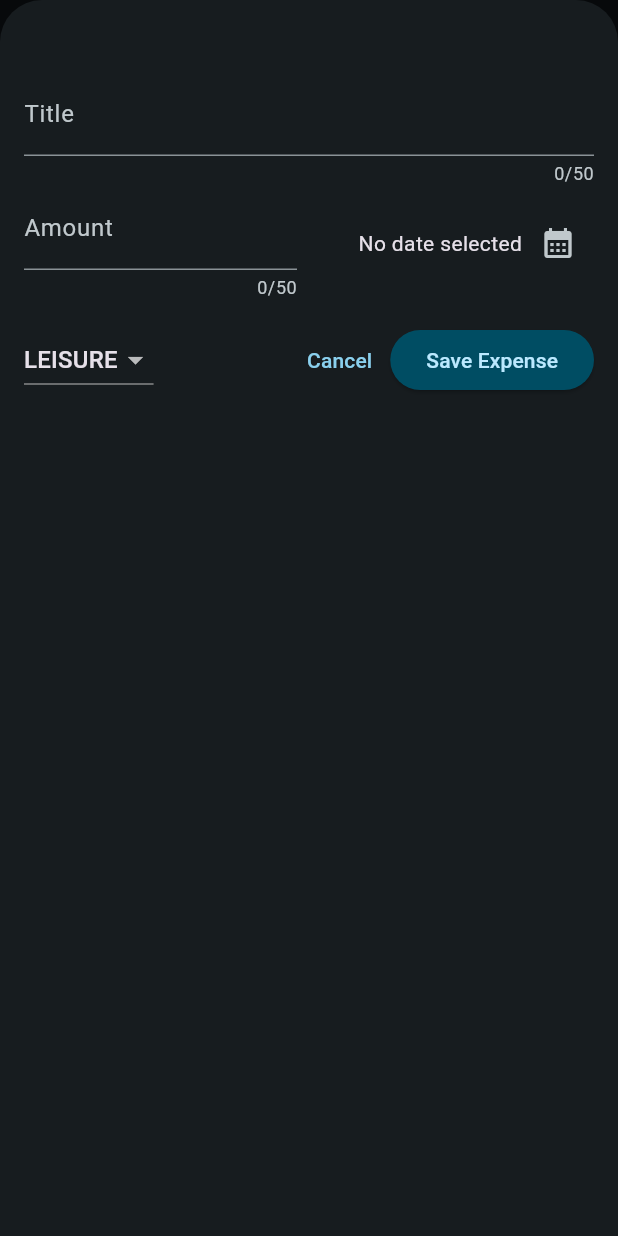
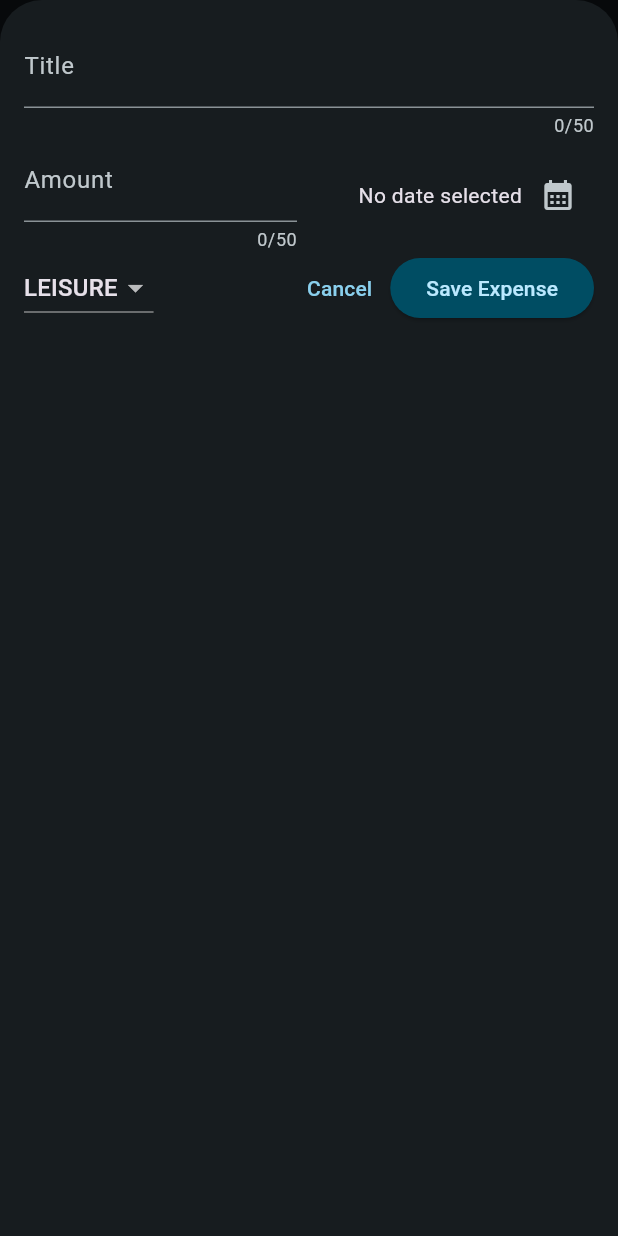
Before and after one commit to petyne404/flutter_expense_tracker, a Flutter app: the screen it shows after launch, after a tap on the "add" icon, on a phone screen of 412 x 824 dp. Run offline on Flutter 3.47's test engine with Material 3 defaults, Android fonts, the phone set to English and light mode, and no system bars.

Commit message:
final commit

```diff
--- a/lib/widgets/expenses.dart
+++ b/lib/widgets/expenses.dart
@@ -31,6 +31,7 @@ class _ExpensesState extends State<Expenses> {
 
   void _openAddExpenseOverlay() {
     showModalBottomSheet(
+      useSafeArea: true,
       isScrollControlled: true,
       context: context,
       builder: (ctx) => NewExpense(onAddExpense: _addExpense),
@@ -68,6 +69,7 @@ class _ExpensesState extends State<Expenses> {
 
   @override
   Widget build(BuildContext context) {
+    final width = MediaQuery.of(context).size.width;
     Widget mainContent = const Center(
       child: Text('No expenses found. Staart adding some!'),
     );
@@ -90,9 +92,20 @@ class _ExpensesState extends State<Expenses> {
         ],
       ),
       body: SafeArea(
-        child: Column(
-          children: [Chart(expenses: _registeredExpenses), Expanded(child: mainContent)],
-        ),
+        child:
+            width < 600
+                ? Column(
+                  children: [
+                    Chart(expenses: _registeredExpenses),
+                    Expanded(child: mainContent),
+                  ],
+                )
+                : Row(
+                  children: [
+                    Expanded(child: Chart(expenses: _registeredExpenses)),
+                    Expanded(child: mainContent),
+                  ],
+                ),
       ),
     );
   }
--- a/lib/widgets/new_expense.dart
+++ b/lib/widgets/new_expense.dart
@@ -76,15 +76,90 @@ class _NewExpenseState extends State<NewExpense> {
 
   @override
   Widget build(BuildContext context) {
-    return Padding(
-      padding: EdgeInsets.fromLTRB(16, 48, 16, 16),
+    final keyboardSpace = MediaQuery.of(context).viewInsets.bottom;
+    return LayoutBuilder(
+      builder: (ctx, constraints) {
+        final width = constraints.maxWidth;
+        return SizedBox(
+          height: double.infinity,
+          child: SingleChildScrollView(
+            child: Padding(
+              padding: EdgeInsets.fromLTRB(16, 16, 16, keyboardSpace + 16),
               child: Column(
                 children: [
+                  if (width >= 600)
+                    Row(
+                      crossAxisAlignment: CrossAxisAlignment.start,
+                      children: [
+                        Expanded(
+                          child: TextField(
+                            controller: _titleController,
+                            maxLength: 50,
+                            decoration: InputDecoration(label: Text('Title')),
+                          ),
+                        ),
+                        const SizedBox(width: 16),
+                        Expanded(
+                          child: TextField(
+                            controller: _amountContrller,
+                            maxLength: 50,
+                            keyboardType: TextInputType.number,
+                            decoration: InputDecoration(
+                              prefixText: '\$',
+                              label: Text('Amount'),
+                            ),
+                          ),
+                        ),
+                      ],
+                    )
+                  else
                     TextField(
                       controller: _titleController,
                       maxLength: 50,
                       decoration: InputDecoration(label: Text('Title')),
                     ),
+                  if (width > 600)
+                    Row(
+                      children: [
+                        DropdownButton(
+                          value: _selectedCategory,
+                          items:
+                              Category.values
+                                  .map(
+                                    (category) => DropdownMenuItem(
+                                      value: category,
+                                      child: Text(category.name.toUpperCase()),
+                                    ),
+                                  )
+                                  .toList(),
+                          onChanged: (value) {
+                            setState(() {
+                              if (value == null) return;
+                              _selectedCategory = value;
+                            });
+                          },
+                        ),
+                        SizedBox(width: 16),
+                        Expanded(
+                          child: Row(
+                            mainAxisAlignment: MainAxisAlignment.end,
+                            crossAxisAlignment: CrossAxisAlignment.center,
+                            children: [
+                              Text(
+                                _selectedDate == null
+                                    ? 'No date selected'
+                                    : formatter.format(_selectedDate!),
+                              ),
+                              IconButton(
+                                onPressed: _presentDatePicker,
+                                icon: const Icon(Icons.calendar_month),
+                              ),
+                            ],
+                          ),
+                        ),
+                      ],
+                    )
+                  else
                     Row(
                       children: [
                         Expanded(
@@ -118,7 +193,24 @@ class _NewExpenseState extends State<NewExpense> {
                         ),
                       ],
                     ),
-          SizedBox(height: 16),
+
+                  if (width > 600)
+                    Row(
+                      children: [
+                        Spacer(),
+                        TextButton(
+                          onPressed: () {
+                            Navigator.pop(context);
+                          },
+                          child: const Text('Cancel'),
+                        ),
+                        ElevatedButton(
+                          onPressed: _submitExpenseData,
+                          child: const Text('Save Expense'),
+                        ),
+                      ],
+                    )
+                  else
                     Row(
                       children: [
                         DropdownButton(
@@ -154,6 +246,10 @@ class _NewExpenseState extends State<NewExpense> {
                     ),
                 ],
               ),
+            ),
+          ),
+        );
+      },
     );
   }
 }
```
Also changed, not shown: lib/main.dart (+6 -1 lines). Lines whose indentation alone changed are shown as unchanged.
